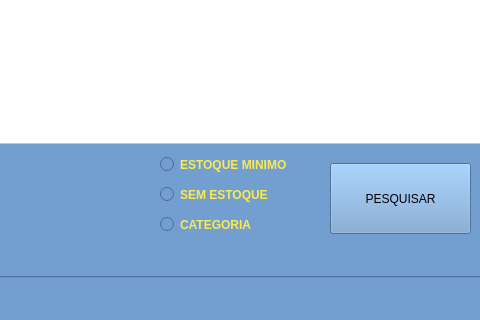
The window that vendas.ui (towcorp/pdvProjeto) describes before a commit, drawn with Qt 5; both pictures show x 522 to 1002 and y 403 to 723 of the 1084 by 723 pixel window.
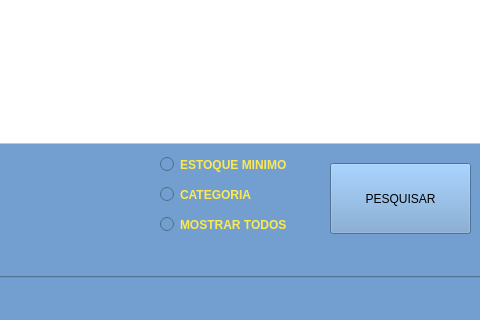
The same window after the commit.

Commit message: aplicando agrupamentos na pagina Estoque

Diff of the .ui file:
```diff
--- a/vendas.ui
+++ b/vendas.ui
@@ -646,7 +646,7 @@
       <property name="geometry">
        <rect>
         <x>660</x>
-        <y>520</y>
+        <y>550</y>
         <width>161</width>
         <height>23</height>
        </rect>
@@ -661,14 +661,14 @@
        <string notr="true">color: rgb(252, 233, 79);</string>
       </property>
       <property name="text">
-       <string>SEM ESTOQUE</string>
+       <string>MOSTRAR TODOS</string>
       </property>
      </widget>
      <widget class="QRadioButton" name="rbCategoriaEstoque">
       <property name="geometry">
        <rect>
         <x>660</x>
-        <y>550</y>
+        <y>520</y>
         <width>161</width>
         <height>23</height>
        </rect>
```
The commit also changes 1 other file.
